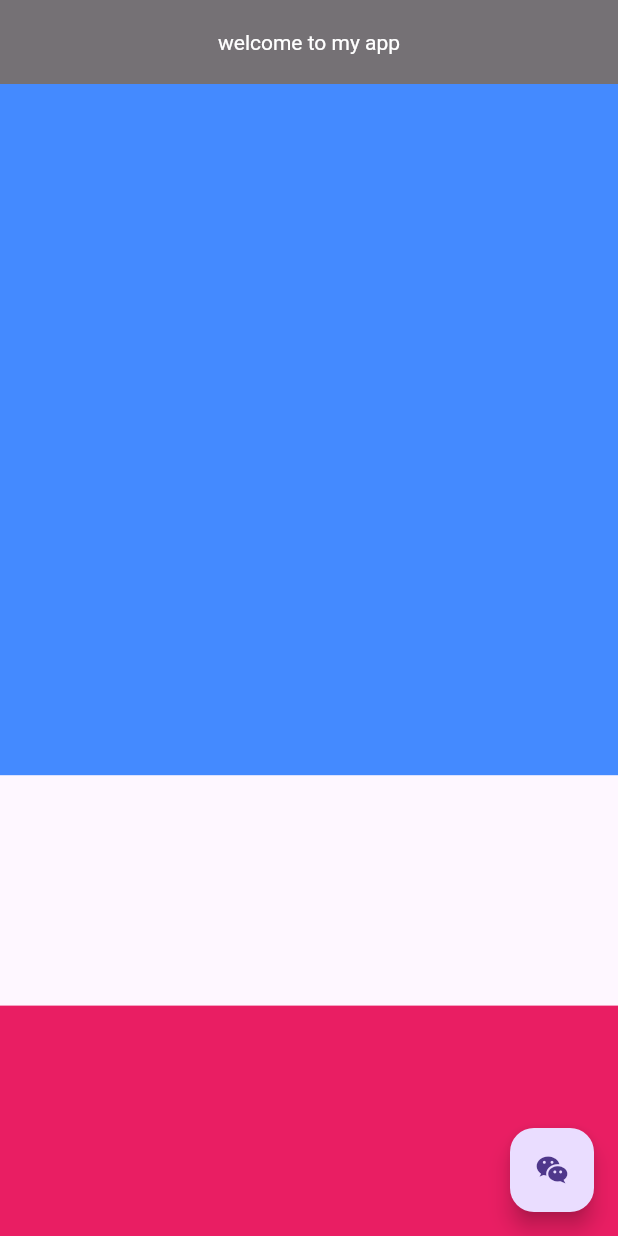
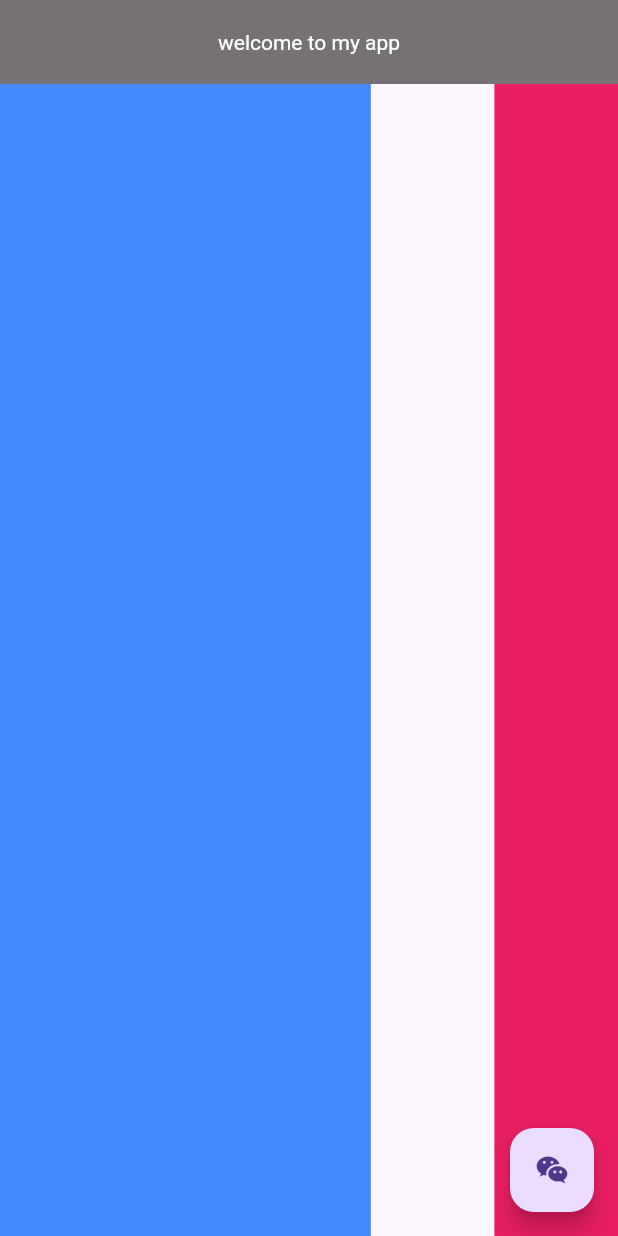
Before and after one commit to faria087/flutter, a Flutter app: the screen it shows after launch, on a phone screen of 412 x 824 dp. Run offline on Flutter 3.47's test engine with Material 3 defaults, Android fonts, the phone set to English and light mode, and no system bars.

Commit message:
row flexible+spacer+flex

```diff
--- a/lib/home/screen.dart
+++ b/lib/home/screen.dart
@@ -391,15 +391,15 @@ class _HscreenState extends State<Hscreen> {
       //   ),
       // ),
       //
-      body: Column(
+      body: Row(
         children: [
-          Expanded(
+          Flexible(
             flex: 3,
-            child: Container(color: Colors.blueAccent, width: double.infinity),
+            child: Container(color: Colors.blueAccent, height: double.infinity),
           ),
           Spacer(),
-          Expanded(
-            child: Container(color: Colors.pink, width: double.infinity),
+          Flexible(
+            child: Container(color: Colors.pink, height: double.infinity),
           ),
         ],
       ),
```
